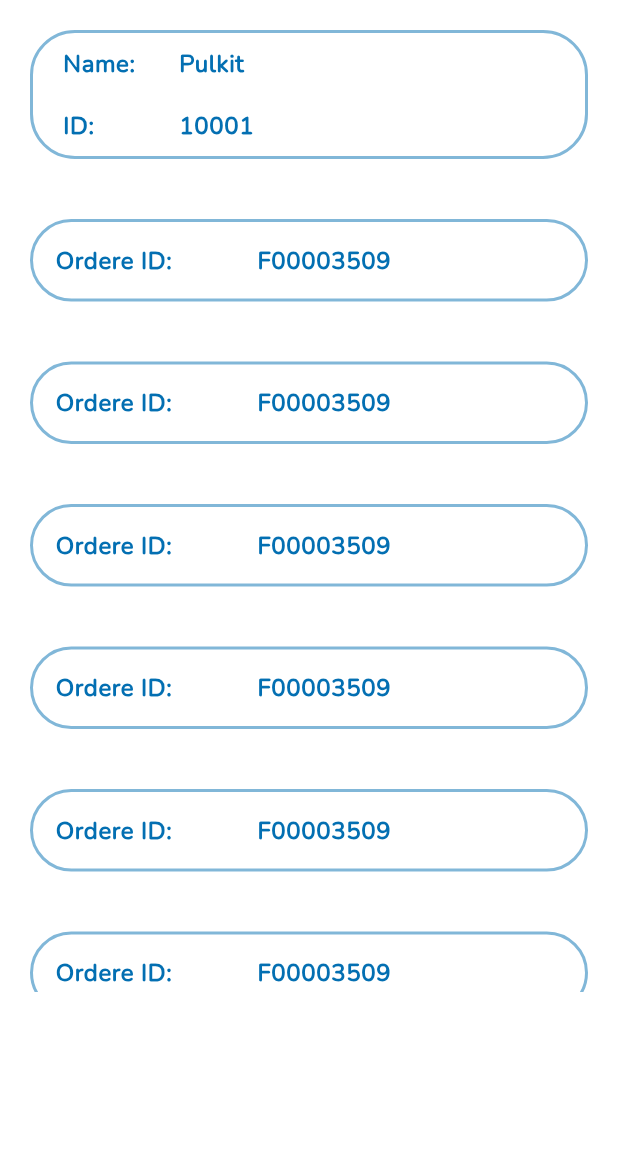
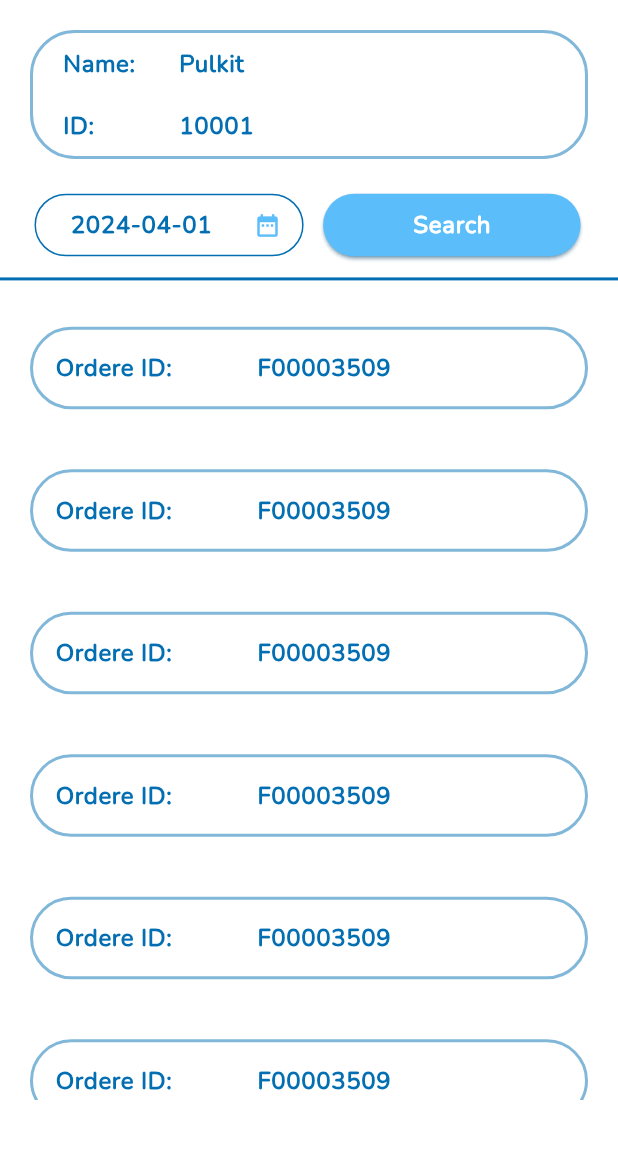
Before and after one commit to Rohit-ChauhanRC/maklifee_com_jun, a Flutter app: the CartView screen opened by its route, on a phone screen of 412 x 824 dp, the part 84-1236 px from its top. Run offline on Flutter 3.47's test engine with Material 3 defaults, Android fonts, the phone set to English and light mode, and no system bars; our stand-ins replace datetime_picker_formfield_new, flutter_screenutil, get, get_storage; accounts and stored records are empty.

Commit message:
date time add

```diff
--- a/lib/app/modules/cart/controllers/cart_controller.dart
+++ b/lib/app/modules/cart/controllers/cart_controller.dart
@@ -1,9 +1,14 @@
 import 'package:get/get.dart';
 
 class CartController extends GetxController {
-  //TODO: Implement CartController
+  //
+  final RxString _fromDate = DateTime.now()
+      .copyWith(hour: 0, microsecond: 0, minute: 0, second: 0, millisecond: 0)
+      .toIso8601String()
+      .obs;
+  String get fromDate => _fromDate.value;
+  set fromDate(String str) => _fromDate.value = str;
 
-  final count = 0.obs;
   @override
   void onInit() {
     super.onInit();
@@ -18,6 +23,4 @@ class CartController extends GetxController {
   void onClose() {
     super.onClose();
   }
-
-  void increment() => count.value++;
 }
--- a/lib/app/modules/cart/views/cart_view.dart
+++ b/lib/app/modules/cart/views/cart_view.dart
@@ -3,9 +3,11 @@ import 'package:flutter_screenutil/flutter_screenutil.dart';
 
 import 'package:get/get.dart';
 import 'package:maklifee_com/app/routes/app_pages.dart';
+import 'package:maklifee_com/app/utils/widgets/custom_button.dart';
 
 import '../../../utils/app_colors/app_colors.dart';
 import '../../../utils/widgets/appBarContainer.dart';
+import '../../../utils/widgets/date_time_picker_widget.dart';
 import '../../../utils/widgets/profileContiner.dart';
 import '../controllers/cart_controller.dart';
 
@@ -25,6 +27,43 @@ class CartView extends GetView<CartController> {
           children: [
             // const AppBarContainer(),
             const ProfileContiner(),
+
+            Row(
+              children: [
+                Container(
+                  padding: const EdgeInsets.all(3),
+                  height: 40.h,
+                  margin: const EdgeInsets.only(left: 20, right: 10),
+                  width: Get.width * 0.45,
+                  child: DateTimePickerWidget(
+                    initialDate: DateTime.tryParse(controller.fromDate),
+                    hintText: "From Date",
+                    onChanged: (val) {
+                      controller.fromDate = val!
+                          .copyWith(
+                              hour: 0,
+                              microsecond: 0,
+                              minute: 0,
+                              second: 0,
+                              millisecond: 0)
+                          .subtract(const Duration(days: 1))
+                          .toIso8601String();
+                      print(val);
+                    },
+                  ),
+                ),
+                CustomButton(
+                  title: "Search",
+                  onPressed: () {},
+                )
+              ],
+            ),
+
+            Divider(
+              color: AppColors.blueDark,
+              thickness: 2,
+              height: 20.h,
+            ),
             SizedBox(
               height: Get.height * 0.65,
               child: ListView.builder(
--- /dev/null
+++ b/lib/app/utils/widgets/date_time_picker_widget.dart
@@ -0,0 +1,61 @@
+import 'package:datetime_picker_formfield_new/datetime_picker_formfield.dart';
+import 'package:flutter/cupertino.dart';
+import 'package:flutter/material.dart';
+
+import 'package:intl/intl.dart';
+import 'package:maklifee_com/app/utils/app_colors/app_colors.dart';
+
+class DateTimePickerWidget extends StatelessWidget {
+  final Color? iconColor;
+  // final TextEditingController? controller;
+  final void Function(DateTime?)? onSaved;
+  final void Function(DateTime?)? onChanged;
+  final String? hintText;
+  final TextStyle? style;
+  final String? Function(DateTime?)? validate;
+  final DateTime? initialDate;
+  DateTime? lastDate;
+  DateTimePickerWidget({
+    Key? key,
+    this.iconColor,
+    // this.controller,
+    this.onChanged,
+    this.hintText,
+    this.style,
+    this.validate,
+    this.onSaved,
+    this.initialDate,
+    this.lastDate,
+  }) : super(key: key);
+
+  final format = DateFormat("yyyy-MM-dd");
+
+  @override
+  Widget build(BuildContext context) {
+    return DateTimeField(
+      initialValue: initialDate,
+      style: Theme.of(context).textTheme.bodySmall,
+      textAlign: TextAlign.start,
+      onSaved: onSaved,
+      validator: validate,
+      decoration: InputDecoration(
+        fillColor: Colors.white,
+        filled: true,
+        hintText: hintText,
+        suffixIcon: Icon(
+          Icons.date_range,
+          color: AppColors.appColor,
+        ),
+      ),
+      format: format,
+      onChanged: onChanged,
+      onShowPicker: (context, currentValue) {
+        return showDatePicker(
+            context: context,
+            firstDate: DateTime(1900),
+            initialDate: currentValue ?? initialDate,
+            lastDate: lastDate ?? DateTime(2100));
+      },
+    );
+  }
+}
```
